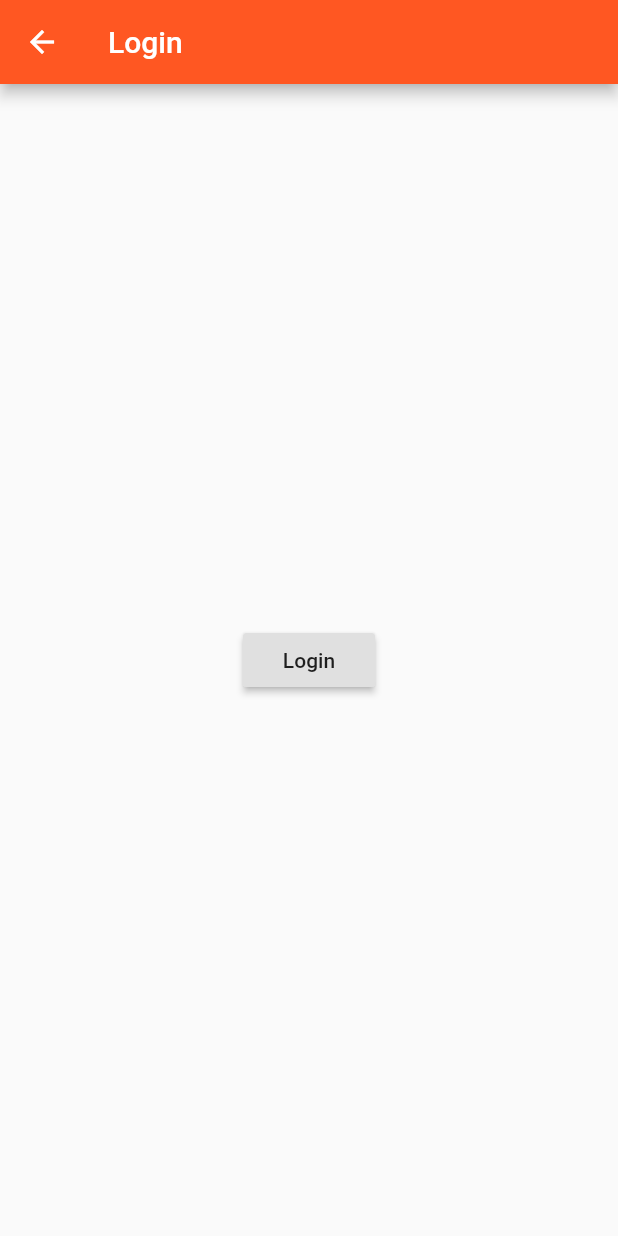
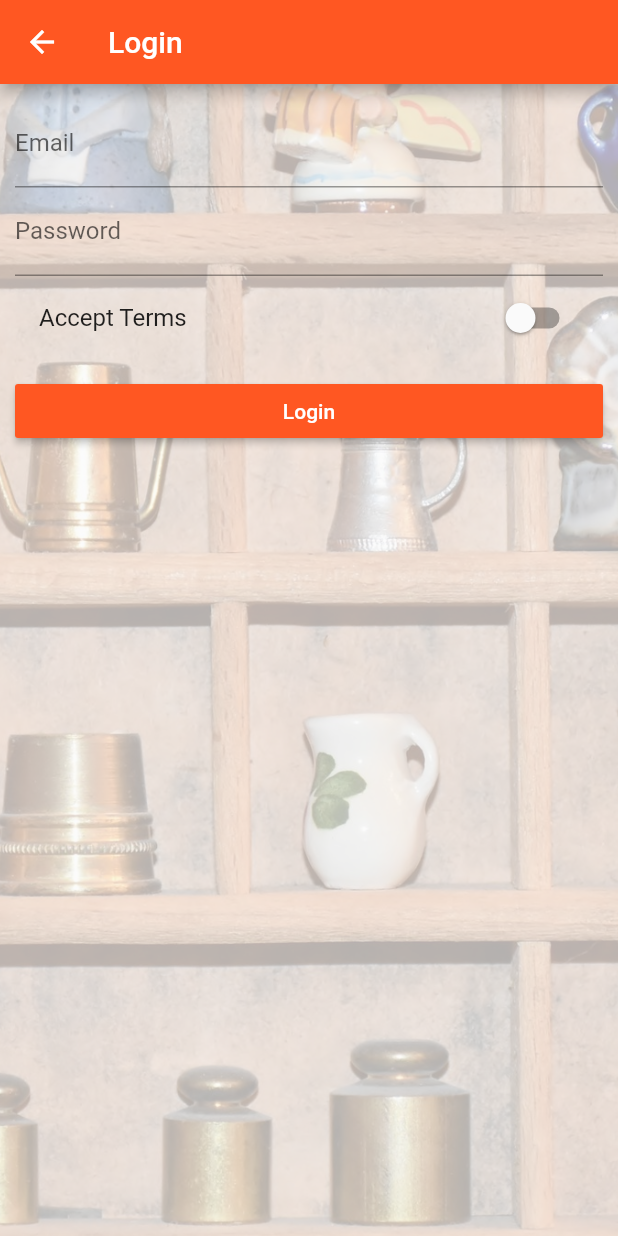
Before and after one commit to EhsanTgv/EasyList, a Flutter app: the AuthenticationPage screen opened directly, on a phone screen of 412 x 824 dp. Run offline on Flutter 3.47's test engine with Material 2 defaults, Android fonts, the phone set to English and light mode, and no system bars.

Commit message:
Set views in Authentication Page

```diff
--- a/lib/main.dart
+++ b/lib/main.dart
@@ -1,5 +1,6 @@
 import 'package:flutter/material.dart';
 
+import 'pages/authentication.dart';
 import 'pages/product.dart';
 import 'pages/product_admin.dart';
 import 'pages/products.dart';
@@ -43,8 +44,9 @@ class _MyAppState extends State<MyApp> {
           accentColor: Colors.deepPurple),
 //      home: AuthenticationPage(),
       routes: {
-        "/": (BuildContext context) => ProductsPage(_products),
-        "/admin": (BuildContext context) =>
+        '/': (BuildContext context) => AuthenticationPage(),
+        '/products': (BuildContext context) => ProductsPage(_products),
+        '/admin': (BuildContext context) =>
             ProductAdminPage(_addProduct, _deleteProduct),
       },
       onGenerateRoute: (RouteSettings settings) {
--- a/lib/pages/authentication.dart
+++ b/lib/pages/authentication.dart
@@ -1,18 +1,74 @@
 import 'package:flutter/material.dart';
 
-class AuthenticationPage extends StatelessWidget {
+class AuthenticationPage extends StatefulWidget {
+  @override
+  State<StatefulWidget> createState() {
+    return _AuthenticationPageState();
+  }
+}
+
+class _AuthenticationPageState extends State<AuthenticationPage> {
+  String _emailValue;
+  String _passwordValue;
+  bool _acceptTerms = false;
+
   @override
   Widget build(BuildContext context) {
     return Scaffold(
       appBar: AppBar(
         title: Text("Login"),
       ),
-      body: Center(
-        child: RaisedButton(
-          child: Text("Login"),
-          onPressed: () {
-            Navigator.pushReplacementNamed(context, "/");
-          },
+      body: Container(
+        decoration: BoxDecoration(
+          image: DecorationImage(
+            fit: BoxFit.cover,
+            colorFilter: ColorFilter.mode(
+                Colors.black.withOpacity(0.3), BlendMode.dstATop),
+            image: AssetImage("assets/background.jpg"),
+          ),
+        ),
+        padding: EdgeInsets.all(10.0),
+        child: ListView(
+          children: <Widget>[
+            TextField(
+              decoration: InputDecoration(labelText: "Email"),
+              keyboardType: TextInputType.emailAddress,
+              onChanged: (String value) {
+                setState(() {
+                  _emailValue = value;
+                });
+              },
+            ),
+            TextField(
+              decoration: InputDecoration(labelText: "Password"),
+              obscureText: true,
+              onChanged: (String value) {
+                setState(() {
+                  _passwordValue = value;
+                });
+              },
+            ),
+            SwitchListTile(
+              value: _acceptTerms,
+              onChanged: (bool value) {
+                setState(() {
+                  _acceptTerms = value;
+                });
+              },
+              title: Text("Accept Terms"),
+            ),
+            SizedBox(height: 10.0),
+            RaisedButton(
+              color: Theme.of(context).primaryColor,
+              textColor: Colors.white,
+              child: Text("Login"),
+              onPressed: () {
+                print(_emailValue);
+                print(_passwordValue);
+                Navigator.pushReplacementNamed(context, "/products");
+              },
+            )
+          ],
         ),
       ),
     );
--- a/pubspec.yaml
+++ b/pubspec.yaml
@@ -43,6 +43,7 @@ flutter:
   # To add assets to your application, add an assets section, like this:
   assets:
     - assets/food.jpg
+    - assets/background.jpg
 #    - images/a_dot_ham.jpeg
 
   # An image asset can refer to one or more resolution-specific "variants", see
```
Also changed, not shown: assets/background.jpg (added).
